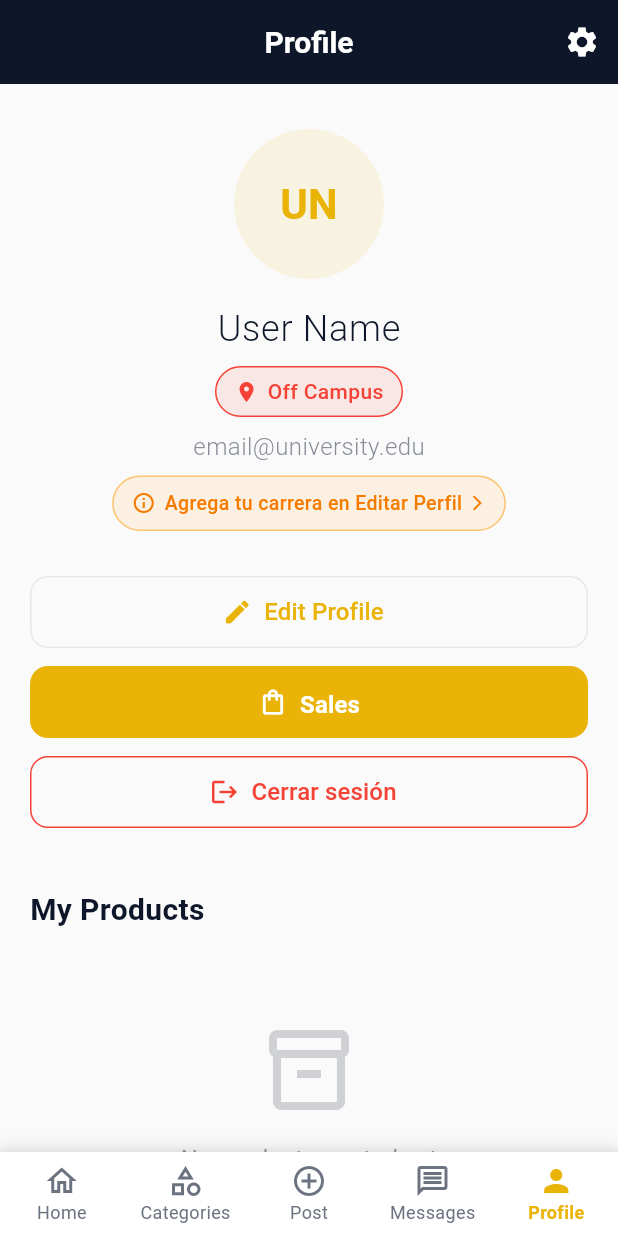
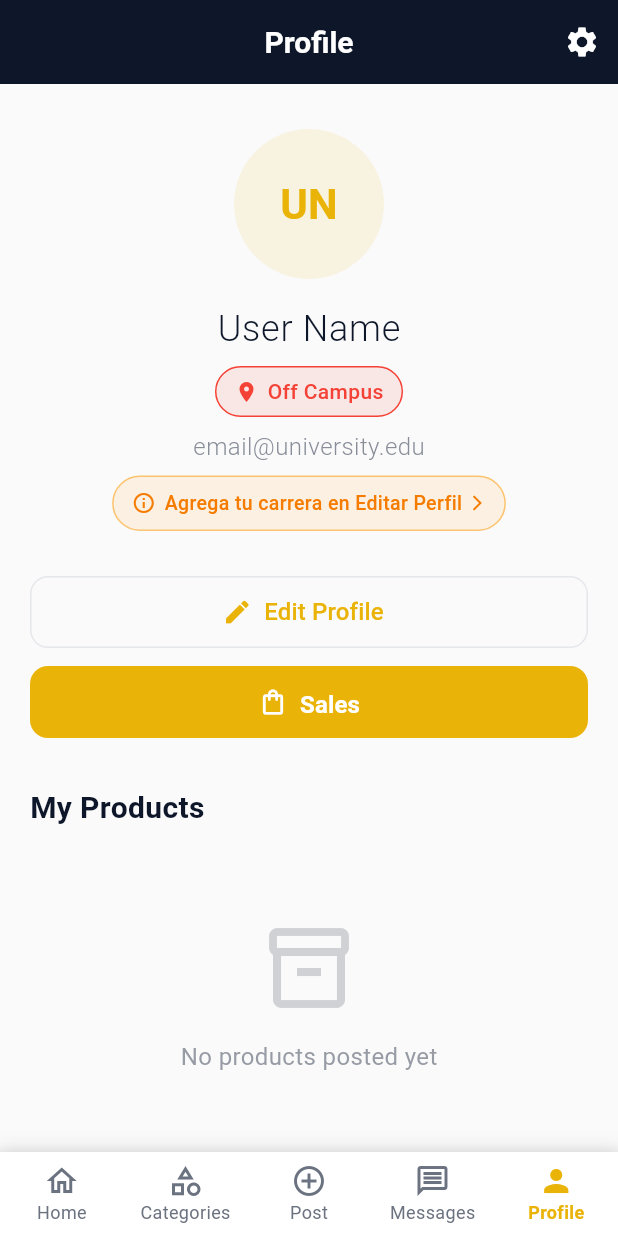
Before and after one commit to ISIS3510-MOVILES-TEAM23/Team-23-Flutter, a Flutter app: the ProfileScreen screen opened by its route, on a phone screen of 412 x 824 dp. Run offline on Flutter 3.47's test engine with Material 3 defaults, Android fonts, the phone set to English and light mode, and no system bars; our stand-ins replace cached_network_image, cloud_firestore, connectivity_plus, device_info_plus, firebase_auth, firebase_core and 11 more; missing offline and left inert: flutter_ble_peripheral, flutter_reactive_ble; accounts and stored records are empty.

Commit message:
one sign out now haha

```diff
--- a/lib/screens/profile_screen.dart
+++ b/lib/screens/profile_screen.dart
@@ -142,21 +142,7 @@ class _ProfileScreenState extends State<ProfileScreen> {
     }
   }
 
-  Future<void> _logout() async {
-    try {
-      await _profileViewModel.logout();
-      if (mounted) {
-        context.go('/login');
-      }
-    } catch (e) {
-      ScaffoldMessenger.of(context).showSnackBar(
-        const SnackBar(
-          content: Text('Error al cerrar sesión'),
-          backgroundColor: AppColors.error,
-        ),
-      );
-    }
-  }
+  // Removed duplicate - using _signOut() instead
 
   Future<void> _updateProfile(
       String? name, String? email, String? password, String? major) async {
@@ -617,32 +603,7 @@ class _ProfileScreenState extends State<ProfileScreen> {
               ),
             ),
 
-            const SizedBox(height: 12),
-
-            // Logout Button - Full Width
-            Padding(
-              padding: const EdgeInsets.symmetric(horizontal: 20),
-              child: SizedBox(
-                width: double.infinity,
-                height: 48,
-                child: OutlinedButton.icon(
-                  onPressed: _logout,
-                  icon: const Icon(Icons.logout, size: 20, color: Colors.red),
-                  label: const Text(
-                    'Cerrar sesión',
-                    style: TextStyle(fontSize: 16, color: Colors.red),
-                  ),
-                  style: OutlinedButton.styleFrom(
-                    side: const BorderSide(color: Colors.red),
-                    shape: RoundedRectangleBorder(
-                      borderRadius: BorderRadius.circular(12),
-                    ),
-                  ),
-                ),
-              ),
-            ),
-
-            const SizedBox(height: 40),
+            const SizedBox(height: 32),
 
             // My Products Section
             const Padding(
```
